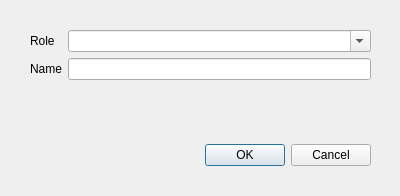
First picture: the form in crediteditorwindow.ui, repository comictagger/comictagger, before the edit.
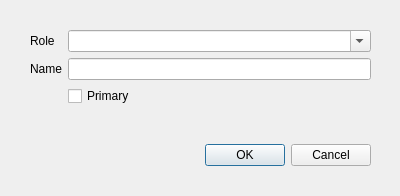
Second picture: the form after the edit.

Commit message: Added support for CBI credit primary flag in GUI

Diff of the .ui file:
```diff
--- a/crediteditorwindow.ui
+++ b/crediteditorwindow.ui
@@ -66,6 +66,13 @@
       </property>
      </widget>
     </item>
+    <item row="3" column="1">
+     <widget class="QCheckBox" name="cbPrimary">
+      <property name="text">
+       <string>Primary</string>
+      </property>
+     </widget>
+    </item>
    </layout>
   </widget>
  </widget>
```
The commit also changes 3 other files.
